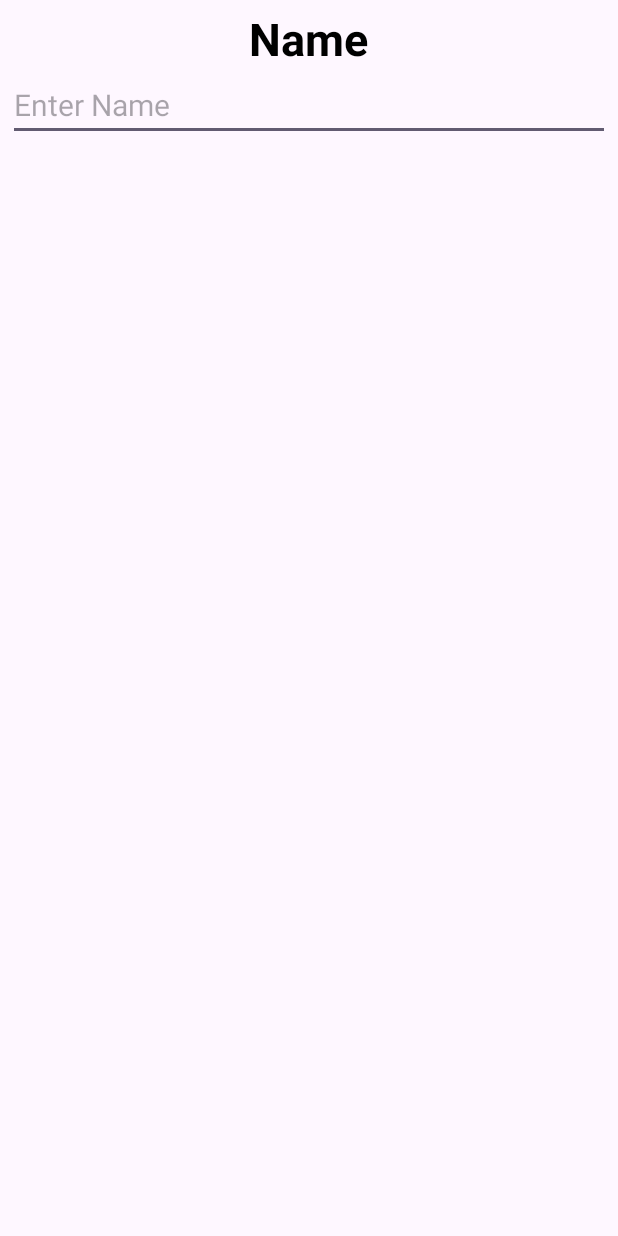
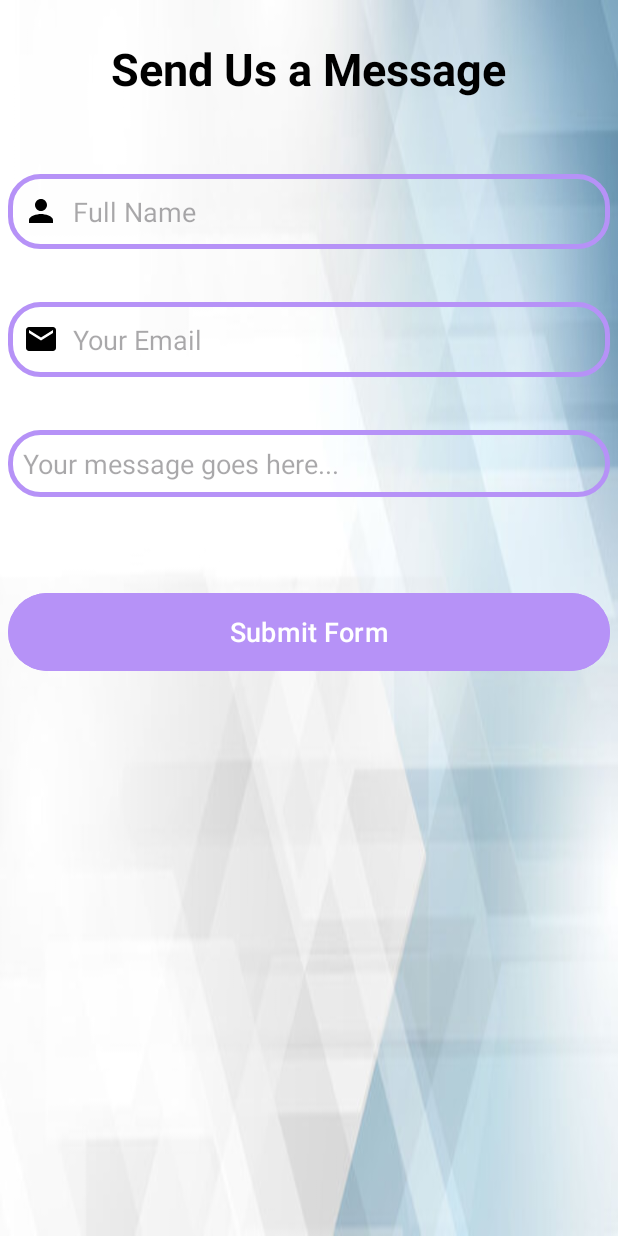
Before and after one commit to asmisutariya/WellCare-Hospital, an Android app: the FeedbackPage screen opened directly, with no data from a screen before it, on a phone screen of 412 x 824 dp. Run offline under Robolectric (Android 15) with nearby library versions, the phone set to English and light mode, and no system bars.

Commit message:
feed back page ui

```diff
--- a/app/src/main/res/layout/activity_feedback_page.xml
+++ b/app/src/main/res/layout/activity_feedback_page.xml
@@ -5,23 +5,58 @@
     android:layout_width="match_parent"
     android:layout_height="match_parent"
     android:padding="5dp"
+    android:background="@drawable/back"
     android:gravity="center_horizontal"
     android:orientation="vertical">
     <TextView
         android:layout_width="wrap_content"
         android:layout_height="wrap_content"
-        android:text="Name"
+        android:text="Send Us a Message"
+        android:layout_marginTop="20dp"
         android:textColor="@color/black"
         android:textSize="30dp"
         android:textStyle="bold"
         android:id="@+id/tvnm1"/>
     <EditText
         android:layout_width="match_parent"
+        android:layout_height="50dp"
+        android:id="@+id/name"
+        android:background="@drawable/custom_edittext"
+        android:drawableLeft="@drawable/baseline_person_24"
+        android:drawablePadding="9dp"
+        android:hint="Full Name"
+        android:padding="10dp"
+        android:textColor="@color/black"
+        android:layout_marginTop="50dp"/>
+    <EditText
+        android:layout_width="match_parent"
+        android:layout_height="50dp"
+        android:id="@+id/email"
+        android:background="@drawable/custom_edittext"
+        android:drawableLeft="@drawable/baseline_email_24"
+        android:drawablePadding="9dp"
+        android:hint="Your Email"
+        android:padding="10dp"
+        android:textColor="@color/black"
+        android:layout_marginTop="35dp"/>
+
+    <EditText
+        android:id="@+id/msg"
+        android:layout_width="match_parent"
         android:layout_height="wrap_content"
-        android:hint="Enter Name"
-        android:textColor="@color/black"
-        android:textSize="20dp"
-        android:id="@+id/ednm1"
-        android:layout_below="@id/tvnm1"
-        android:inputType="text"/>
+        android:layout_marginTop="35dp"
+        android:background="@drawable/custom_edittext"
+        android:drawablePadding="9dp"
+        android:hint="Your message goes here..."
+        android:padding="10dp"
+        android:textColor="@color/black" />
+    <Button
+        android:layout_width="match_parent"
+        android:layout_height="60dp"
+        android:id="@+id/btnsubmit"
+        android:text="Submit Form"
+        android:textSize="18dp"
+        android:layout_marginTop="60dp"
+        android:backgroundTint="@color/purple"
+        android:onClick="call_submit"/>
 </LinearLayout>
```
